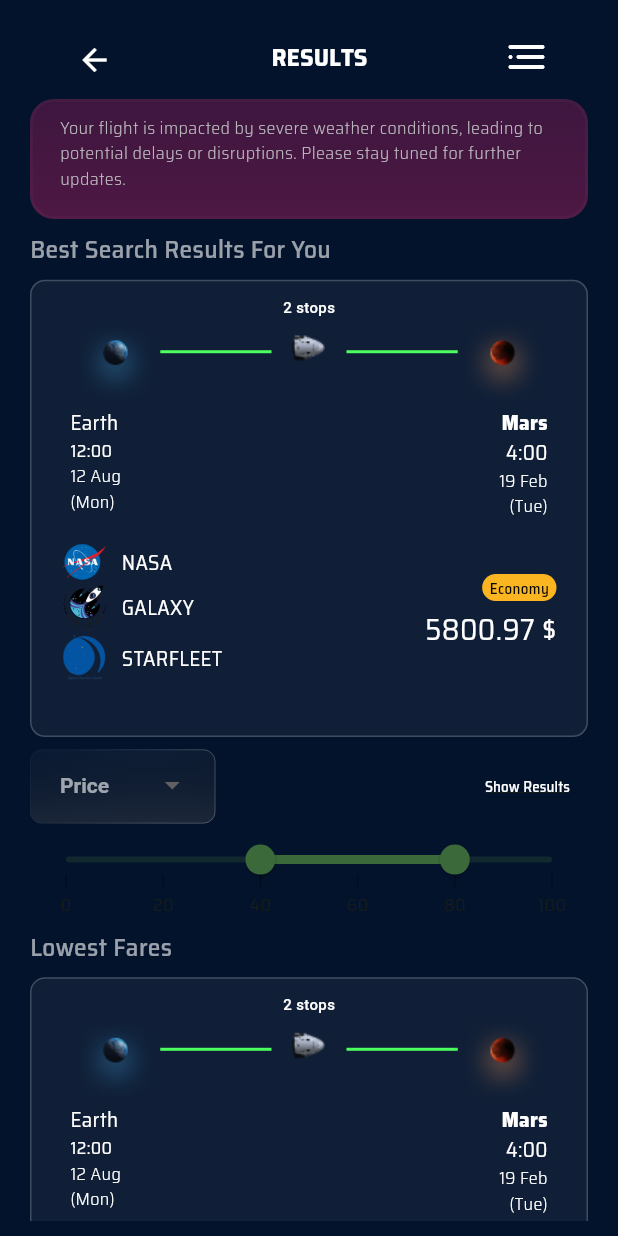
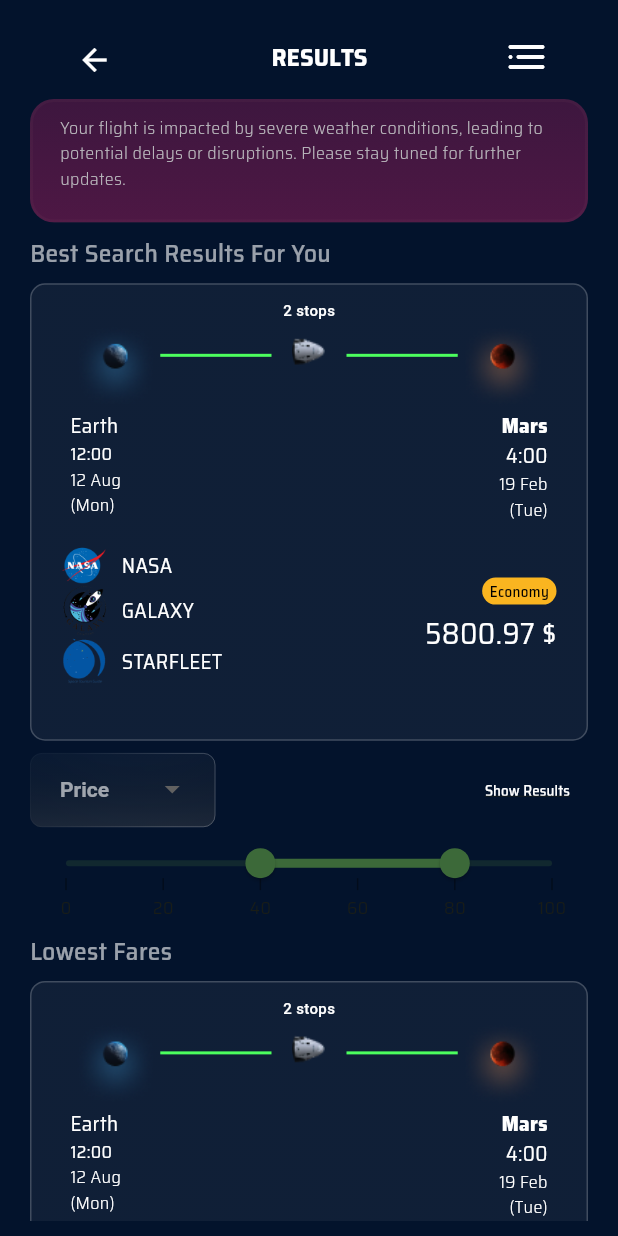
Before and after one commit to Astrohub0/undefined_astrohub, a Flutter app: the SearchResults screen opened directly, on a phone screen of 412 x 824 dp. Run offline on Flutter 3.47's test engine with Material 2 defaults, Android fonts, the phone set to English and light mode, and no system bars; drawn by our look-alikes of glassmorphism; our stand-ins replace cloud_firestore, firebase_core, flutter_spinkit, flutter_svg, getwidget, syncfusion_flutter_sliders; accounts and stored records are empty; network calls fail; Roboto replaces fonts that are missing (Saira SemiCondensed).

Commit message:
fixing height of search result

```diff
--- a/lib/screens/home.dart
+++ b/lib/screens/home.dart
@@ -442,7 +442,7 @@ class HomeState extends State<Home> {
             ),
             const SizedBox(height: 20),
             primaryButton(context, 'FIND CRAFTS', onPressed: () {
-              PageNavigator(context: context).nextPage(const RecentTrips());
+              PageNavigator(context: context).nextPage(const SearchResults());
             })
           ]),
         ),
--- a/lib/screens/search_results.dart
+++ b/lib/screens/search_results.dart
@@ -38,7 +38,7 @@ class SearchResultsState extends State<SearchResults> {
         child: ListView(children: [
           GlassmorphicContainer(
               width: width * 0.8,
-              height: 80,
+              height: height * 0.1,
               blur: 50,
               border: 2,
               borderGradient: const LinearGradient(
```
